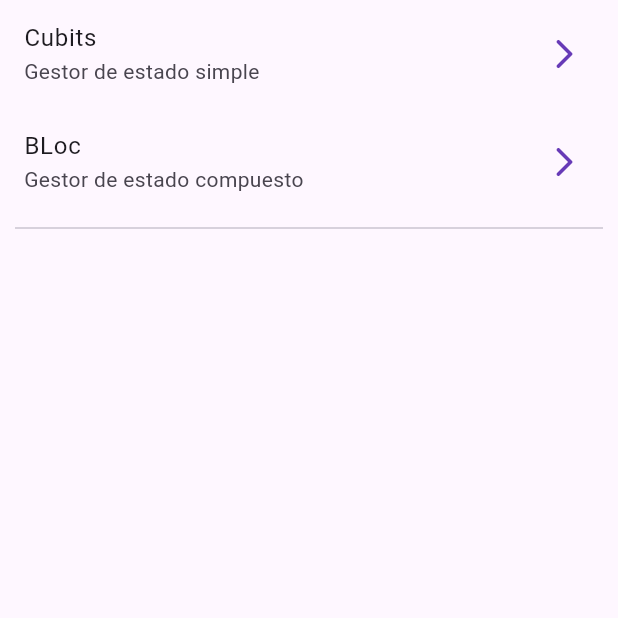
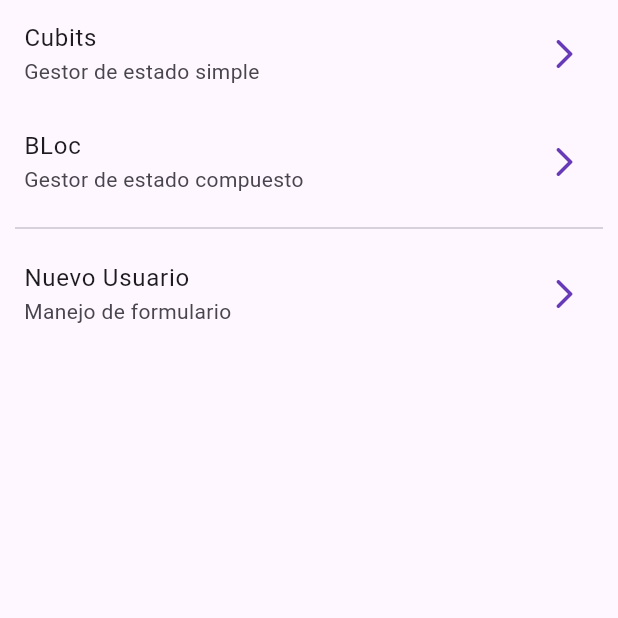
Before and after one commit to gavasquez/bloc-forms-app, a Flutter app: the screen it shows after launch, on a phone screen of 412 x 824 dp, the top half of it. Run offline on Flutter 3.47's test engine with Material 3 defaults, Android fonts, the phone set to English and light mode, and no system bars; our stand-ins replace equatable, flutter_bloc, go_router.

Commit message:
formulario tradicional

```diff
--- a/lib/config/router/app_router.dart
+++ b/lib/config/router/app_router.dart
@@ -13,5 +13,9 @@ final appRouter = GoRouter(routes: [
   GoRoute(
     path: '/counter-bloc',
     builder: (context, state) => const BlocCounterScreen(),
+  ),
+  GoRoute(
+    path: '/new-user',
+    builder: (context, state) => const RegisterScreen(),
   )
 ]);
--- a/lib/presentation/screens/home_screen.dart
+++ b/lib/presentation/screens/home_screen.dart
@@ -26,7 +26,15 @@ class HomeScreen extends StatelessWidget {
             },
           ),
           const Padding(
-              padding: EdgeInsets.symmetric(horizontal: 10), child: Divider())
+              padding: EdgeInsets.symmetric(horizontal: 10), child: Divider()),
+              ListTile(
+            title: const Text('Nuevo Usuario'),
+            subtitle: const Text('Manejo de formulario'),
+            trailing: const Icon(Icons.arrow_forward_ios_rounded),
+            onTap: () {
+              context.push('/new-user');
+            },
+          ),
         ],
       ),
     );
--- a/lib/presentation/screens/screens.dart
+++ b/lib/presentation/screens/screens.dart
@@ -1,3 +1,6 @@
 export 'home_screen.dart';
 export 'cubits_counter_screen.dart';
 export 'bloc_counter_screen.dart';
+
+
+export 'register_screen.dart';
```
